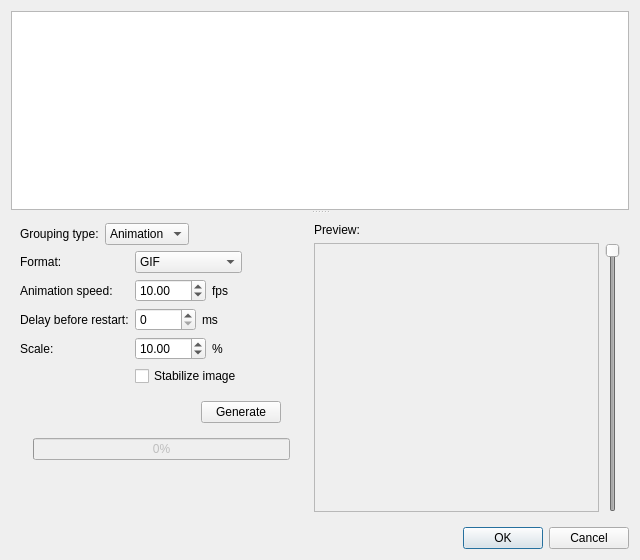
Old version of the form src/gui/desktop/ui/photos_grouping_dialog.ui in the repository Kicer86/photobroom.
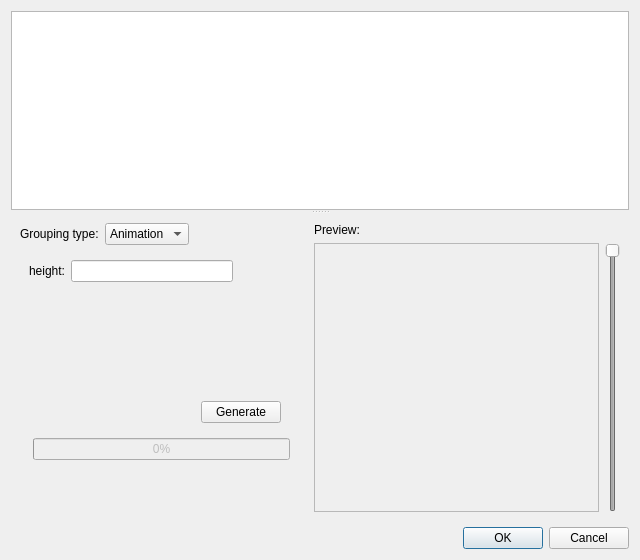
New version of the form. The open tabs and pages were chosen to show the change.

Commit message: preparing input for collage height

Patch:
```diff
--- a/src/gui/desktop/ui/photos_grouping_dialog.ui
+++ b/src/gui/desktop/ui/photos_grouping_dialog.ui
@@ -224,8 +224,19 @@
              </layout>
             </widget>
             <widget class="QWidget" name="hdrOptions"/>
-            <widget class="QWidget" name="genericOptions">
-             <layout class="QFormLayout" name="formLayout"/>
+            <widget class="QWidget" name="collageOptions">
+             <layout class="QFormLayout" name="formLayout">
+              <item row="0" column="0">
+               <widget class="QLabel" name="label_2">
+                <property name="text">
+                 <string>height:</string>
+                </property>
+               </widget>
+              </item>
+              <item row="0" column="1">
+               <widget class="QLineEdit" name="collageHeight"/>
+              </item>
+             </layout>
             </widget>
            </widget>
           </item>
```
The commit also changes 2 other files.
